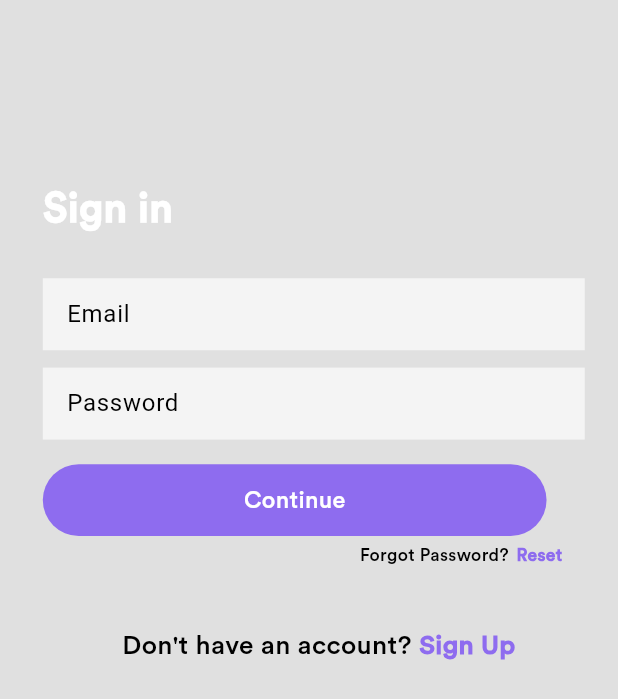
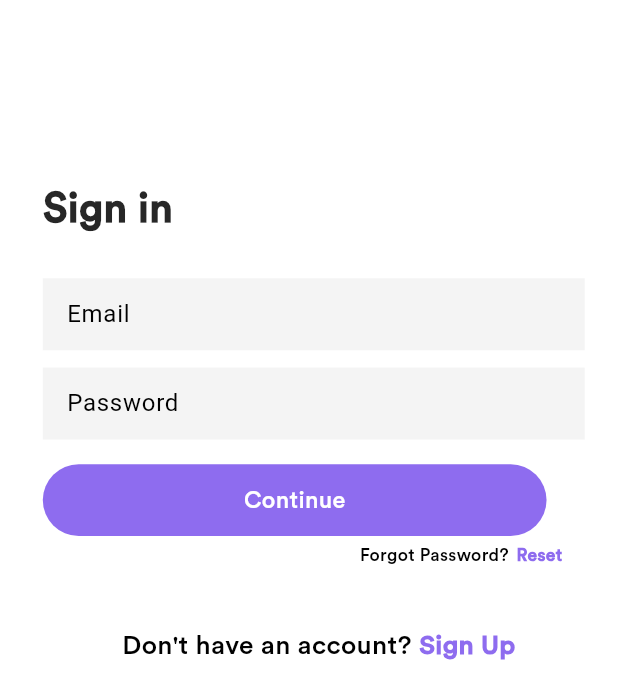
Before and after one commit to OLADISEA/Fashion-Finds, a Flutter app: the screen it shows after launch, on a phone screen of 412 x 824 dp. Shown: the top 699 px of the screen. Run offline on Flutter 3.47's test engine with Material 3 defaults, Android fonts, the light colour scheme and no system bars; our stand-ins replace carousel_slider, equatable, flutter_bloc, flutter_screenutil, persistent_bottom_nav_bar.

Commit message:
Made some adjustment to the color scheme

```diff
--- a/lib/src/ui/common/theme/theme_constants.dart
+++ b/lib/src/ui/common/theme/theme_constants.dart
@@ -1,21 +1,27 @@
+import 'package:fashion_finds/src/ui/common/app_colors/app_colors.dart';
 import 'package:flutter/material.dart';
 
 class ThemeConstants {
   static ThemeData lightMode = ThemeData(
     colorScheme: ColorScheme.light(
-      background: Colors.grey.shade300,
+      background: AppColor.whiteColor,
       primary: Colors.grey.shade500,
       secondary: Colors.grey.shade200,
-      inversePrimary: Colors.grey.shade900,
+      inversePrimary: Color(0XFF342F3F),
+      tertiary: AppColor.darkGrey,
+      onPrimary: AppColor.blackColor
     ),
   );
 
   static ThemeData darkMode = ThemeData(
     colorScheme: ColorScheme.dark(
-      background: Colors.grey.shade900,
+      background: Color(0XFF1D182A),
       primary: Colors.grey.shade600,
       secondary: Colors.grey.shade800,
-      inversePrimary: Colors.grey.shade300,
+      inversePrimary: Color(0XFF342F3F),
+        tertiary: Color(0XFF342F3F),
+      onPrimary: AppColor.whiteColor
+
     ),
   );
 }
```
